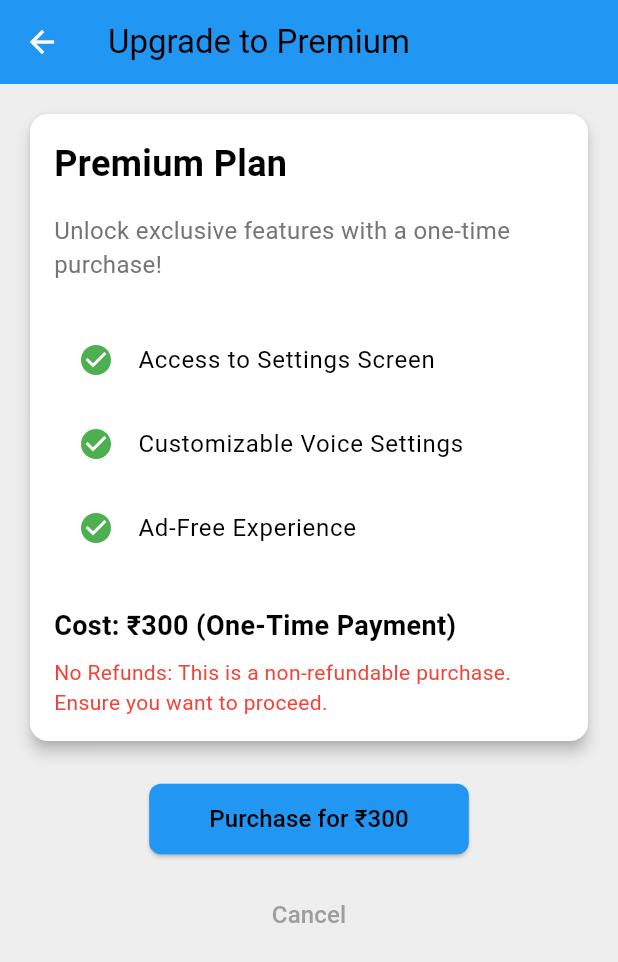
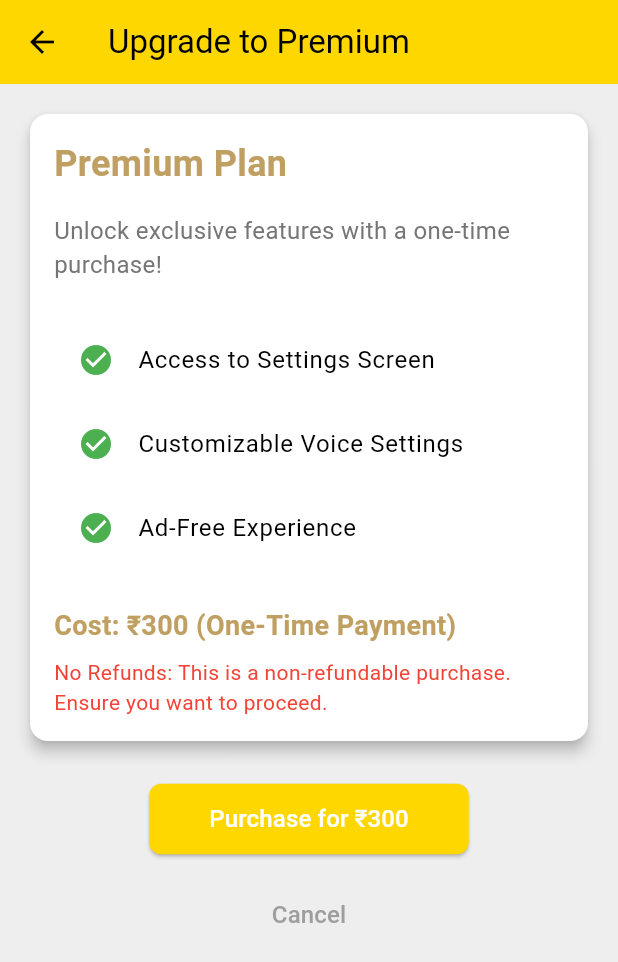
Before and after one commit to nzcv/QuickMath_Kids, a Flutter app: the PurchaseScreen screen opened directly, on a phone screen of 412 x 824 dp. Shown: the top 962 px of the screen. Run offline on Flutter 3.47's test engine with Material 3 defaults, Android fonts, the phone set to English and light mode, and no system bars; our stand-ins replace confetti, firebase_core, flutter_riverpod, flutter_secure_storage, flutter_tts, in_app_purchase and 3 more; accounts and stored records are empty.

Commit message:
major ui update

```diff
--- a/lib/billing/purchase_screen.dart
+++ b/lib/billing/purchase_screen.dart
@@ -15,18 +15,24 @@ class _PurchaseScreenState extends ConsumerState<PurchaseScreen> {
   @override
   Widget build(BuildContext context) {
     final theme = Theme.of(context);
+    final isDarkMode = theme.brightness == Brightness.dark;
     final billingService = ref.read(billingServiceProvider);
+
+    const goldColor = Color(0xFFFFD700);
+    const darkGold = Color(0xFFC0A062);
 
     return Scaffold(
       appBar: AppBar(
         title: const Text('Upgrade to Premium'),
-        backgroundColor: theme.colorScheme.primary,
+        backgroundColor: isDarkMode ? darkGold : goldColor,
         leading: IconButton(
-          icon: const Icon(Icons.arrow_back, color: Colors.white),
+          icon: Icon(Icons.arrow_back, color: isDarkMode ? Colors.white : Colors.black),
           onPressed: () => Navigator.pop(context),
         ),
       ),
-      body: SingleChildScrollView(
+      body: Container(
+        color: theme.scaffoldBackgroundColor, // Use theme-defined color (black in dark mode)
+        child: SingleChildScrollView(
           padding: const EdgeInsets.all(16.0),
           child: Column(
             crossAxisAlignment: CrossAxisAlignment.start,
@@ -34,23 +40,24 @@ class _PurchaseScreenState extends ConsumerState<PurchaseScreen> {
               Card(
                 elevation: 4,
                 shape: RoundedRectangleBorder(borderRadius: BorderRadius.circular(12)),
+                color: isDarkMode ? Colors.grey[850] : Colors.white,
                 child: Padding(
                   padding: const EdgeInsets.all(16.0),
                   child: Column(
                     crossAxisAlignment: CrossAxisAlignment.start,
                     children: [
-                    const Text(
+                      Text(
                         'Premium Plan',
                         style: TextStyle(
                           fontSize: 24,
                           fontWeight: FontWeight.bold,
-                        color: Colors.black,
+                          color: isDarkMode ? goldColor : darkGold,
                         ),
                       ),
                       const SizedBox(height: 16),
                       Text(
                         'Unlock exclusive features with a one-time purchase!',
-                      style: TextStyle(fontSize: 16, color: Colors.grey[600]),
+                        style: TextStyle(fontSize: 16, color: isDarkMode ? Colors.white70 : Colors.grey[600]),
                       ),
                       const SizedBox(height: 24),
                       const ListTile(
@@ -66,14 +73,14 @@ class _PurchaseScreenState extends ConsumerState<PurchaseScreen> {
                         title: Text('Ad-Free Experience'),
                       ),
                       const SizedBox(height: 24),
-                    const Text(
+                      Text(
                         'Cost: ₹300 (One-Time Payment)',
-                      style: TextStyle(fontSize: 18, fontWeight: FontWeight.bold),
+                        style: TextStyle(fontSize: 18, fontWeight: FontWeight.bold, color: isDarkMode ? goldColor : darkGold),
                       ),
                       const SizedBox(height: 8),
-                    const Text(
+                      Text(
                         'No Refunds: This is a non-refundable purchase. Ensure you want to proceed.',
-                      style: TextStyle(fontSize: 14, color: Colors.red),
+                        style: TextStyle(fontSize: 14, color: isDarkMode ? Colors.red[300] : Colors.red),
                       ),
                     ],
                   ),
@@ -82,7 +89,7 @@ class _PurchaseScreenState extends ConsumerState<PurchaseScreen> {
               const SizedBox(height: 24),
               Center(
                 child: _isPurchasing
-                  ? const CircularProgressIndicator()
+                    ? const CircularProgressIndicator(color: goldColor)
                     : ElevatedButton(
                         onPressed: () async {
                           setState(() {
@@ -96,20 +103,19 @@ class _PurchaseScreenState extends ConsumerState<PurchaseScreen> {
                             ScaffoldMessenger.of(context).showSnackBar(
                               const SnackBar(content: Text('Purchase successful!')),
                             );
-                          Navigator.pop(context); // Return to StartScreen
+                            Navigator.pop(context);
                           }
                         },
                         style: ElevatedButton.styleFrom(
-                        backgroundColor: theme.colorScheme.primary,
-                        padding: const EdgeInsets.symmetric(
-                            horizontal: 40, vertical: 12),
+                          backgroundColor: isDarkMode ? darkGold : goldColor,
+                          padding: const EdgeInsets.symmetric(horizontal: 40, vertical: 12),
                           shape: RoundedRectangleBorder(
                             borderRadius: BorderRadius.circular(8),
                           ),
                         ),
-                      child: const Text(
+                        child: Text(
                           'Purchase for ₹300',
-                        style: TextStyle(fontSize: 16, color: Colors.black),
+                          style: TextStyle(fontSize: 16, color: isDarkMode ? Colors.black : Colors.white),
                         ),
                       ),
               ),
@@ -119,15 +125,16 @@ class _PurchaseScreenState extends ConsumerState<PurchaseScreen> {
                   onPressed: () {
                     Navigator.pop(context);
                   },
-                child: const Text(
+                  child: Text(
                     'Cancel',
-                  style: TextStyle(fontSize: 16, color: Colors.grey),
+                    style: TextStyle(fontSize: 16, color: isDarkMode ? Colors.white70 : Colors.grey),
                   ),
                 ),
               ),
             ],
           ),
         ),
+      ),
     );
   }
 }
--- a/lib/screens/home_screen/home_page.dart
+++ b/lib/screens/home_screen/home_page.dart
@@ -9,7 +9,7 @@ import 'package:QuickMath_Kids/screens/how_to_use_screen.dart';
 import 'package:QuickMath_Kids/wrong_answer_storing/wrong_answer_screen.dart';
 import 'package:QuickMath_Kids/quiz_history/quiz_history_screen.dart';
 import 'package:QuickMath_Kids/billing/billing_service.dart';
-import 'package:QuickMath_Kids/billing/purchase_screen.dart'; // New import
+import 'package:QuickMath_Kids/billing/purchase_screen.dart';
 
 class StartScreen extends ConsumerStatefulWidget {
   final Function(Operation, String, int?) switchToPracticeScreen;
@@ -202,7 +202,7 @@ class _StartScreenState extends ConsumerState<StartScreen> {
       appBar: AppBar(
         title: const Text('QuickMath Kids',
             style: TextStyle(fontWeight: FontWeight.bold)),
-        backgroundColor: theme.colorScheme.primary,
+        backgroundColor: billingService.isPremium ? Colors.amber : Colors.blue,
         actions: [
           IconButton(
             icon: _isRestoring
@@ -237,7 +237,7 @@ class _StartScreenState extends ConsumerState<StartScreen> {
         ],
       ),
       drawer: _buildDrawer(context),
-      backgroundColor: theme.colorScheme.surface,
+      backgroundColor: theme.scaffoldBackgroundColor, // Use theme-defined color (black in dark mode)
       body: SingleChildScrollView(
         padding: const EdgeInsets.all(16.0),
         child: Column(
```
Also changed, not shown: lib/main.dart (+122 -15 lines). Lines whose indentation alone changed are shown as unchanged.
